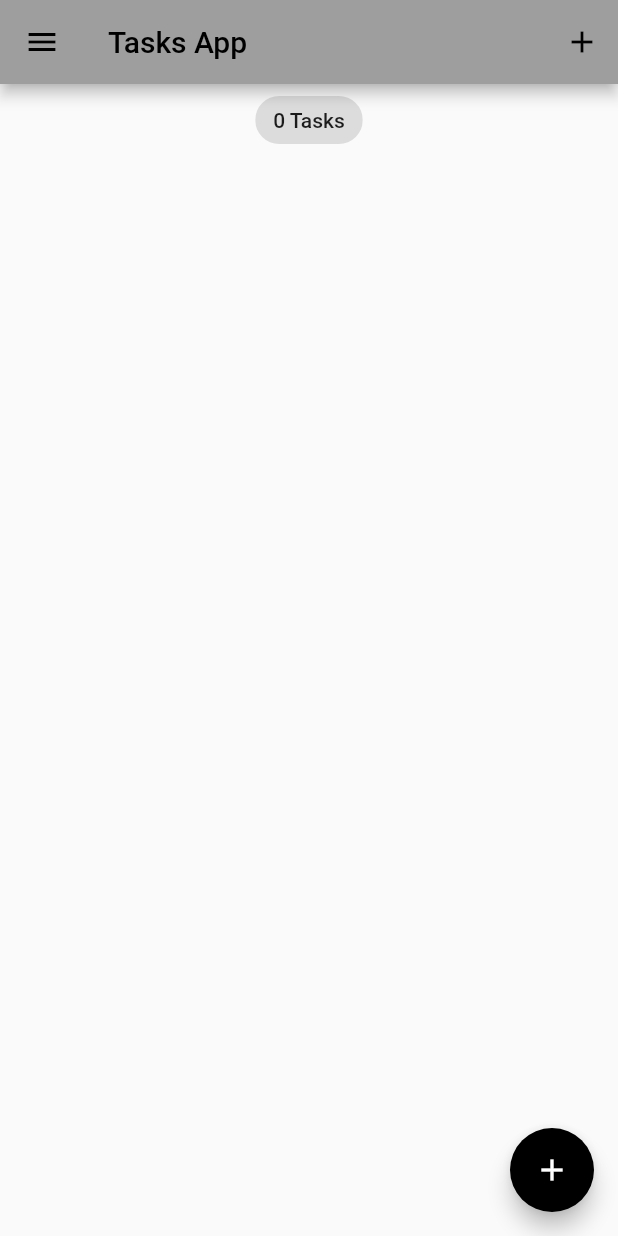
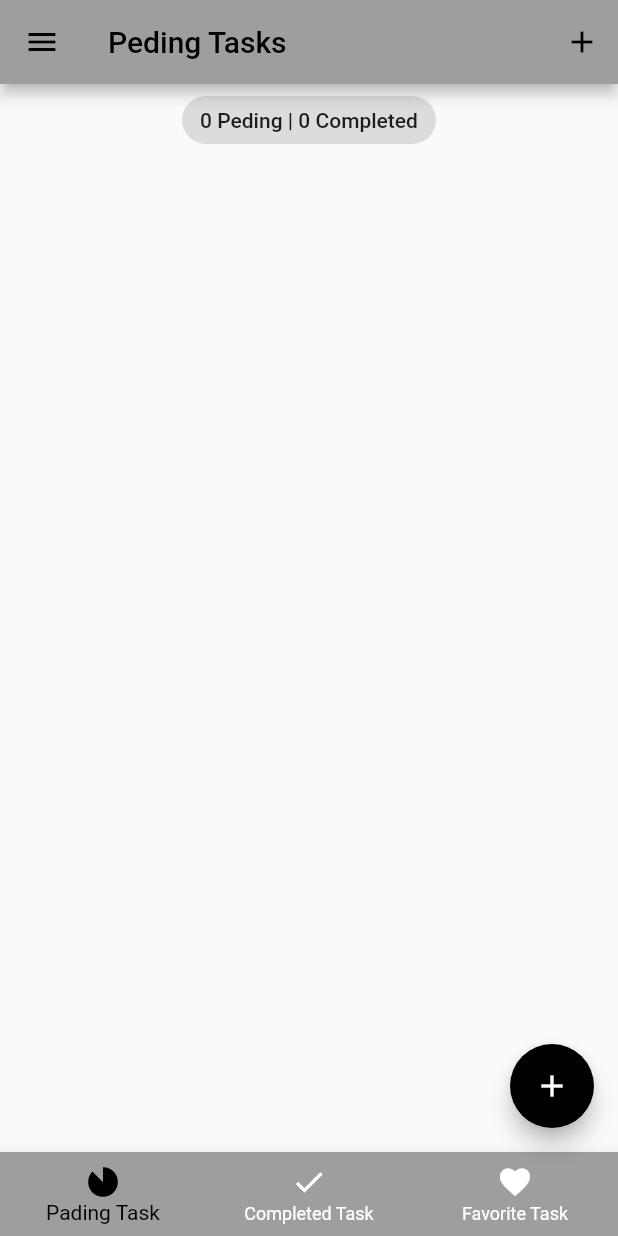
Before and after one commit to Joldubaev/To-Do-App-with-Bloc, a Flutter app: the screen it shows after launch, on a phone screen of 412 x 824 dp. Run offline on Flutter 3.47's test engine with Material 2 defaults, Android fonts, the phone set to English and light mode, and no system bars; our stand-ins replace equatable, flutter_bloc, hydrated_bloc.

Commit message:
added navigation bottombar

```diff
--- a/lib/blocs/task_bloc/tasks_bloc.dart
+++ b/lib/blocs/task_bloc/tasks_bloc.dart
@@ -17,7 +17,9 @@ class TasksBloc extends HydratedBloc<TasksEvent, TasksState> {
     final state = this.state;
     emit(
       TasksState(
-        allTask: List.from(state.allTask)..add(event.task),
+        pedingTask: List.from(state.pedingTask)..add(event.task),
+        completedTask: state.completedTask,
+        favoriteTask: state.favoriteTask,
         removedTask: state.removedTask,
       ),
     );
@@ -26,14 +28,28 @@ class TasksBloc extends HydratedBloc<TasksEvent, TasksState> {
   void _onUpdateTask(UpdateTask event, Emitter<TasksState> emit) {
     final state = this.state;
     final task = event.task;
-    final int index = state.allTask.indexOf(task);
-    List<Task> allTask = List.from(state.allTask)..remove(task);
+
+    List<Tasks> pedingTask = state.pedingTask;
+    List<Tasks> completedTask = state.completedTask;
     task.isDone == false
-        ? allTask.insert(index, task.copyWith(isDone: true))
-        : allTask.insert(index, task.copyWith(isDone: false));
+        ? {
+            pedingTask = List.from(pedingTask)..remove(task),
+            completedTask = List.from(completedTask)
+              ..insert(
+                0,
+                task.copyWith(isDone: true),
+              ),
+          }
+        : {
+            completedTask = List.from(completedTask)..remove(task),
+            pedingTask = List.from(pedingTask)
+              ..insert(0, task.copyWith(isDone: false))
+          };
 
     emit(TasksState(
-      allTask: allTask,
+      pedingTask: pedingTask,
+      completedTask: completedTask,
+      favoriteTask: state.favoriteTask,
       removedTask: state.removedTask,
     ));
   }
@@ -42,9 +58,10 @@ class TasksBloc extends HydratedBloc<TasksEvent, TasksState> {
     final state = this.state;
     emit(
       TasksState(
-        allTask:state.allTask,
-        removedTask:List.from(state.removedTask)..remove(event.task),
-
+        pedingTask: state.pedingTask,
+        completedTask: state.completedTask,
+        favoriteTask: state.favoriteTask,
+        removedTask: List.from(state.removedTask)..remove(event.task),
       ),
     );
   }
@@ -53,7 +70,9 @@ class TasksBloc extends HydratedBloc<TasksEvent, TasksState> {
     final state = this.state;
     emit(
       TasksState(
-          allTask: List.from(state.allTask)..remove(event.task),
+          pedingTask: List.from(state.pedingTask)..remove(event.task),
+          completedTask: List.from(state.completedTask)..remove(event.task),
+          favoriteTask: List.from(state.favoriteTask)..remove(event.task),
           removedTask: List.from(state.removedTask)
             ..add(event.task.copyWith(isDelete: true))),
     );
--- a/lib/blocs/task_bloc/tasks_event.dart
+++ b/lib/blocs/task_bloc/tasks_event.dart
@@ -8,31 +8,34 @@ class TasksEvent extends Equatable {
 }
 
 class AddTask extends TasksEvent {
-  final Task task;
+  final Tasks task;
   const AddTask({
     required this.task,
   });
   @override
   List<Object> get props => [task];
 }
+
 class UpdateTask extends TasksEvent {
-  final Task task;
+  final Tasks task;
   const UpdateTask({
     required this.task,
   });
   @override
   List<Object> get props => [task];
 }
+
 class RemoveTask extends TasksEvent {
-  final Task task;
+  final Tasks task;
   const RemoveTask({
     required this.task,
   });
   @override
   List<Object> get props => [task];
 }
+
 class DeleteTask extends TasksEvent {
-  final Task task;
+  final Tasks task;
   const DeleteTask({
     required this.task,
   });
--- a/lib/blocs/task_bloc/tasks_state.dart
+++ b/lib/blocs/task_bloc/tasks_state.dart
@@ -1,28 +1,44 @@
 part of 'tasks_bloc.dart';
 
 class TasksState extends Equatable {
-  final List<Task> allTask;
-  final List<Task> removedTask;
+  final List<Tasks> pedingTask;
+  final List<Tasks> completedTask;
+  final List<Tasks> favoriteTask;
+  final List<Tasks> removedTask;
   const TasksState({
-    this.allTask = const <Task>[],
-    this.removedTask = const <Task>[],
+    this.pedingTask = const <Tasks>[],
+    this.completedTask = const <Tasks>[],
+    this.favoriteTask = const <Tasks>[],
+    this.removedTask = const <Tasks>[],
   });
 
   @override
-  List<Object> get props => [allTask, removedTask];
+  List<Object> get props => [
+        pedingTask,
+        completedTask,
+        favoriteTask,
+        removedTask,
+      ];
 
   Map<String, dynamic> toMap() {
     return {
-      'allTask': allTask.map((x) => x.toMap()).toList(),
+      'pedingTask': pedingTask.map((x) => x.toMap()).toList(),
+      'completedTask': completedTask.map((x) => x.toMap()).toList(),
+      'favoriteTask': favoriteTask.map((x) => x.toMap()).toList(),
       'removedTask': removedTask.map((x) => x.toMap()).toList(),
     };
   }
 
   factory TasksState.fromMap(Map<String, dynamic> map) {
     return TasksState(
-      allTask: List<Task>.from(map['allTask']?.map((x) => Task.fromMap(x))),
+      pedingTask:
+          List<Tasks>.from(map['pedingTask']?.map((x) => Tasks.fromMap(x))),
+      completedTask:
+          List<Tasks>.from(map['completedTask']?.map((x) => Tasks.fromMap(x))),
+      favoriteTask:
+          List<Tasks>.from(map['favoriteTask']?.map((x) => Tasks.fromMap(x))),
       removedTask:
-          List<Task>.from(map['removedTask']?.map((x) => Task.fromMap(x))),
+          List<Tasks>.from(map['removedTask']?.map((x) => Tasks.fromMap(x))),
     );
   }
 }
--- a/lib/main.dart
+++ b/lib/main.dart
@@ -3,7 +3,7 @@ import 'package:flutter/material.dart';
 import 'package:path_provider/path_provider.dart';
 import 'package:to_do_app/blocs/bloc_exports.dart';
 import 'package:to_do_app/screens/app_them.dart';
-import 'package:to_do_app/screens/task_screen.dart';
+import 'package:to_do_app/screens/tab_screen.dart';
 import 'package:to_do_app/widgets/app_router.dart';
 
 void main() async {
@@ -36,7 +36,7 @@ class MyApp extends StatelessWidget {
             theme: state.switchValue
                 ? AppThemes.appThemeData[AppTheme.darkTheme]
                 : AppThemes.appThemeData[AppTheme.lightTheme],
-            home: const TaskScreen(),
+            home:  const TabScreen(),
             onGenerateRoute: appRouter.onGenerateRoute,
           );
         },
--- a/lib/models/tasks.dart
+++ b/lib/models/tasks.dart
@@ -1,11 +1,11 @@
 import 'package:equatable/equatable.dart';
 
-class Task extends Equatable {
+class Tasks extends Equatable {
   final String title;
   final String id;
   bool? isDone;
   bool? isDelete;
-  Task({
+  Tasks({
     required this.title,
     required this.id,
     this.isDone,
@@ -15,13 +15,13 @@ class Task extends Equatable {
     isDelete = isDelete ?? false;
   }
 
-  Task copyWith({
+  Tasks copyWith({
     String? title,
     String? id,
     bool? isDone,
     bool? isDelete,
   }) {
-    return Task(
+    return Tasks(
       title: title ?? this.title,
       id: id ?? this.id,
       isDone: isDone ?? this.isDone,
@@ -38,8 +38,8 @@ class Task extends Equatable {
     };
   }
 
-  factory Task.fromMap(Map<String, dynamic> map) {
-    return Task(
+  factory Tasks.fromMap(Map<String, dynamic> map) {
+    return Tasks(
       title: map['title'] ?? '',
       id: map['id'] ?? '',
       isDone: map['isDone'],
--- a/lib/screens/add_task_screen.dart
+++ b/lib/screens/add_task_screen.dart
@@ -14,7 +14,6 @@ class AddTaskScreen extends StatelessWidget {
     TextEditingController titleController = TextEditingController();
     return Container(
       padding: const EdgeInsets.all(20),
-
       child: Column(
         children: [
           const Text(
@@ -39,9 +38,8 @@ class AddTaskScreen extends StatelessWidget {
               ),
               ElevatedButton(
                 onPressed: () {
-                  var task = Task(
-                    id: GUIDGen.generate(),
-                    title: titleController.text);
+                  var task = Tasks(
+                      id: GUIDGen.generate(), title: titleController.text);
                   context.read<TasksBloc>().add(
                         AddTask(task: task),
                       );
--- a/lib/screens/app_them.dart
+++ b/lib/screens/app_them.dart
@@ -1,12 +1,17 @@
 import 'package:flutter/material.dart';
 
-enum AppTheme { darkTheme, lightTheme }
+enum AppTheme {
+  lightTheme,
+  darkTheme,
+}
 
-class AppThemes {
+ class AppThemes {
   static final appThemeData = {
     AppTheme.darkTheme: ThemeData(
+      primarySwatch: Colors.grey,
       primaryColor: Colors.black,
       brightness: Brightness.dark,
+      backgroundColor: const Color(0xFF212121),
       dividerColor: Colors.black54,
       floatingActionButtonTheme: const FloatingActionButtonThemeData(
         backgroundColor: Colors.white,
@@ -17,18 +22,20 @@ class AppThemes {
         ),
       ),
       textTheme: const TextTheme(
-        titleMedium: TextStyle(color: Colors.white),
+        subtitle1: TextStyle(color: Colors.white),
       ),
       bottomNavigationBarTheme: const BottomNavigationBarThemeData(
-          backgroundColor: Colors.grey, unselectedItemColor: Colors.white), colorScheme: ColorScheme.fromSwatch(primarySwatch: Colors.grey).copyWith(background: const Color(0xFF212121)),
+          backgroundColor: Colors.grey, unselectedItemColor: Colors.white),
     ),
 
     //
     //
 
     AppTheme.lightTheme: ThemeData(
+      primarySwatch: Colors.grey,
       primaryColor: Colors.white,
       brightness: Brightness.light,
+      backgroundColor: const Color(0xFFE5E5E5),
       dividerColor: const Color(0xff757575),
       floatingActionButtonTheme: const FloatingActionButtonThemeData(
         backgroundColor: Colors.black,
@@ -40,12 +47,12 @@ class AppThemes {
         ),
       ),
       textTheme: const TextTheme(
-        titleMedium: TextStyle(color: Colors.black),
+        subtitle1: TextStyle(color: Colors.black),
       ),
       bottomNavigationBarTheme: const BottomNavigationBarThemeData(
           backgroundColor: Colors.grey,
           selectedItemColor: Colors.black,
-          unselectedItemColor: Colors.white), colorScheme: ColorScheme.fromSwatch(primarySwatch: Colors.grey).copyWith(background: const Color(0xFFE5E5E5)),
+          unselectedItemColor: Colors.white),
     ),
   };
 }
--- /dev/null
+++ b/lib/screens/peding_screen.dart
@@ -0,0 +1,31 @@
+import 'package:flutter/material.dart';
+
+import '../blocs/bloc_exports.dart';
+import '../models/tasks.dart';
+import '../widgets/task_list.dart';
+
+class PedingTaskScreen extends StatelessWidget {
+  const PedingTaskScreen({super.key});
+  // static const id = 'task_screen';
+
+  @override
+  Widget build(BuildContext context) {
+    return BlocBuilder<TasksBloc, TasksState>(
+      builder: (context, state) {
+        List<Tasks> taskLists = state.pedingTask;
+        return Column(
+          mainAxisAlignment: MainAxisAlignment.center,
+          children: [
+            Center(
+              child: Chip(
+                label: Text(
+                    '${taskLists.length} Peding | ${state.completedTask.length} Completed'),
+              ),
+            ),
+            TaskLists(taskList: taskLists)
+          ],
+        );
+      },
+    );
+  }
+}
--- /dev/null
+++ b/lib/screens/tab_screen.dart
@@ -0,0 +1,83 @@
+import 'package:flutter/material.dart';
+import 'package:to_do_app/screens/add_task_screen.dart';
+import 'package:to_do_app/screens/completed_task_screen.dart';
+import 'package:to_do_app/screens/favorite_task_screen.dart';
+import 'package:to_do_app/screens/my_drawer.dart';
+import 'package:to_do_app/screens/peding_screen.dart';
+
+class TabScreen extends StatefulWidget {
+  const TabScreen({super.key});
+  static const id = 'tabs_screen';
+
+  @override
+  State<TabScreen> createState() => _TabScreenState();
+}
+
+class _TabScreenState extends State<TabScreen> {
+  final List<Map<String, dynamic>> _pageDetails = [
+    {'pageName': const PedingTaskScreen(), 'title': 'Peding Tasks'},
+    {'pageName': const CompletedTaskScreen(), 'title': 'Completed Tasks'},
+    {'pageName': const FavoritTaskScreen(), 'title': 'Favorite Tasks'},
+  ];
+
+  var _selectedIndex = 0;
+
+  void _addTask(BuildContext context) {
+    showModalBottomSheet(
+      context: context,
+      builder: (context) => SingleChildScrollView(
+        child: Container(
+          padding:
+              EdgeInsets.only(bottom: MediaQuery.of(context).viewInsets.bottom),
+          child: const AddTaskScreen(),
+        ),
+      ),
+    );
+  }
+
+  @override
+  Widget build(BuildContext context) {
+    return Scaffold(
+      appBar: AppBar(
+        title: Text(_pageDetails[_selectedIndex]['title']),
+        actions: [
+          IconButton(
+            onPressed: () => _addTask(context),
+            icon: const Icon(Icons.add),
+          ),
+        ],
+      ),
+      drawer: const MyDrawer(),
+      body: _pageDetails[_selectedIndex]['pageName'],
+      floatingActionButton: _selectedIndex == 0
+          ? FloatingActionButton(
+              onPressed: () => _addTask(context),
+              tooltip: 'Add Task',
+              child: const Icon(Icons.add),
+            )
+          : null,
+      bottomNavigationBar: BottomNavigationBar(
+        currentIndex: _selectedIndex,
+        onTap: (index) {
+          setState(() {
+            _selectedIndex = index;
+          });
+        },
+        items: const [
+          BottomNavigationBarItem(
+            icon: Icon(Icons.incomplete_circle_sharp),
+            label: 'Pading Task',
+          ),
+          BottomNavigationBarItem(
+            icon: Icon(Icons.done),
+            label: 'Completed Task',
+          ),
+          BottomNavigationBarItem(
+            icon: Icon(Icons.favorite),
+            label: 'Favorite Task',
+          ),
+        ],
+      ),
+    );
+  }
+}
--- a/lib/screens/task_screen.dart
+++ /dev/null
@@ -1,64 +0,0 @@
-import 'package:flutter/material.dart';
-import 'package:to_do_app/screens/add_task_screen.dart';
-import 'package:to_do_app/screens/my_drawer.dart';
-
-import '../blocs/bloc_exports.dart';
-import '../models/tasks.dart';
-import '../widgets/task_list.dart';
-
-class TaskScreen extends StatefulWidget {
-  const TaskScreen({super.key});
-static const id = 'task_screen';
-  @override
-  State<TaskScreen> createState() => _TaskScreenState();
-}
-
-class _TaskScreenState extends State<TaskScreen> {
-  void _addTask(BuildContext context) {
-    showModalBottomSheet(
-        context: context,
-        builder: (context) => SingleChildScrollView(
-              child: Container(
-                padding: EdgeInsets.only(
-                    bottom: MediaQuery.of(context).viewInsets.bottom),
-                child: const AddTaskScreen(),
-              ),
-            ));
-  }
-
-  @override
-  Widget build(BuildContext context) {
-    return BlocBuilder<TasksBloc, TasksState>(
-      builder: (context, state) {
-        List<Task> taskLists = state.allTask;
-        return Scaffold(
-          appBar: AppBar(
-            title: const Text('Tasks App'),
-            actions: [
-              IconButton(
-                onPressed: () => _addTask(context),
-                icon: const Icon(Icons.add),
-              ),
-            ],
-          ),
-          drawer: const MyDrawer(),
-          body: Column(
-            mainAxisAlignment: MainAxisAlignment.center,
-            children: [
-              Center(
-                child: Chip(
-                  label: Text('${state.allTask.length} Tasks'),
-                ),
-              ),
-              TaskLists(taskList: taskLists)
-            ],
-          ),
-          floatingActionButton: FloatingActionButton(
-            onPressed: () => _addTask(context),
-            child: const Icon(Icons.add),
-          ),
-        );
-      },
-    );
-  }
-}
--- a/lib/widgets/task_list.dart
+++ b/lib/widgets/task_list.dart
@@ -10,7 +10,7 @@ class TaskLists extends StatelessWidget {
     required this.taskList,
   });
 
-  final List<Task> taskList;
+  final List<Tasks> taskList;
 
   @override
   Widget build(BuildContext context) {
--- a/lib/widgets/task_tile.dart
+++ b/lib/widgets/task_tile.dart
@@ -9,8 +9,8 @@ class TaskTile extends StatelessWidget {
     required this.task,
   });
 
-  final Task task;
-  void _removeOrDeleteTask(BuildContext ctx, Task task) {
+  final Tasks task;
+  void _removeOrDeleteTask(BuildContext ctx, Tasks task) {
     task.isDelete!
         ? ctx.read<TasksBloc>().add(DeleteTask(task: task))
         : ctx.read<TasksBloc>().add(RemoveTask(task: task));
```
Also changed, not shown: lib/screens/completed_task_screen.dart (added, +30 -0 lines), lib/screens/favorite_task_screen.dart (added, +30 -0 lines), lib/screens/my_drawer.dart (+9 -12 lines), lib/widgets/app_router.dart (+4 -3 lines).
